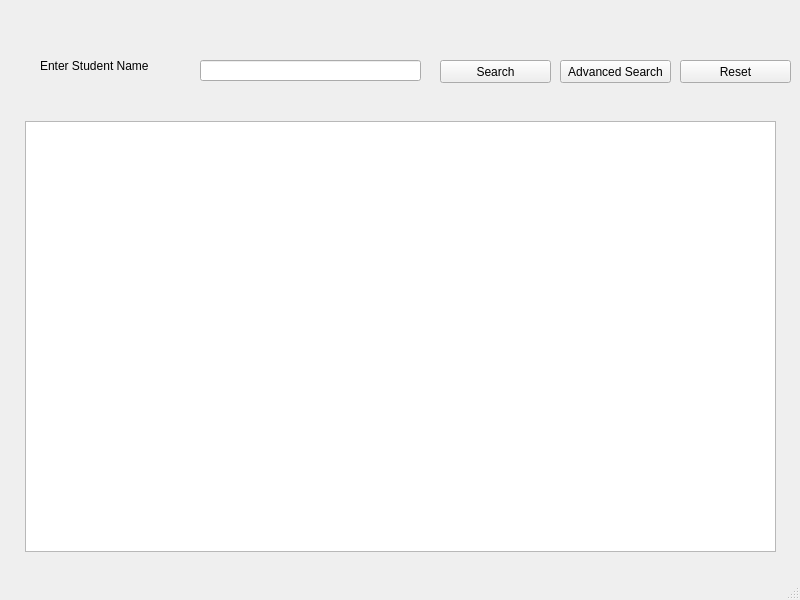
Before: the Qt Designer form Sprint 2/Starting Pages/search.ui in SDSMT-CSC464-F15/dancesoft, drawn with Qt 5.
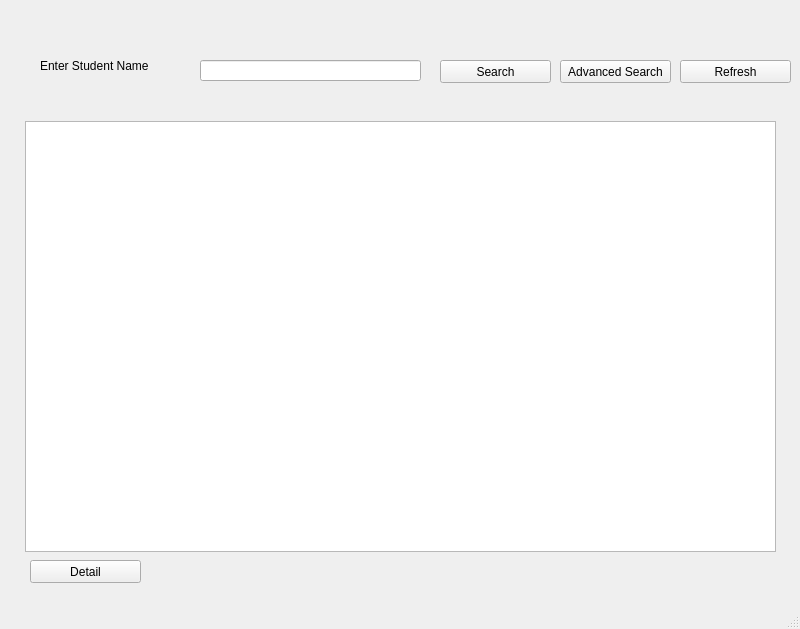
After: the same form once the commit is applied.

The edit to the form file:
```diff
--- a/Sprint 2/Starting Pages/search.ui
+++ b/Sprint 2/Starting Pages/search.ui
@@ -7,7 +7,7 @@
     <x>0</x>
     <y>0</y>
     <width>800</width>
-    <height>600</height>
+    <height>629</height>
    </rect>
   </property>
   <property name="windowTitle">
@@ -83,7 +83,20 @@
      </rect>
     </property>
     <property name="text">
-     <string>Reset</string>
+     <string>Refresh</string>
+    </property>
+   </widget>
+   <widget class="QPushButton" name="Detail_btn">
+    <property name="geometry">
+     <rect>
+      <x>30</x>
+      <y>560</y>
+      <width>111</width>
+      <height>23</height>
+     </rect>
+    </property>
+    <property name="text">
+     <string>Detail</string>
     </property>
    </widget>
   </widget>
```
Left out of the diff: 4 changed lines with no effect on the pictures.
